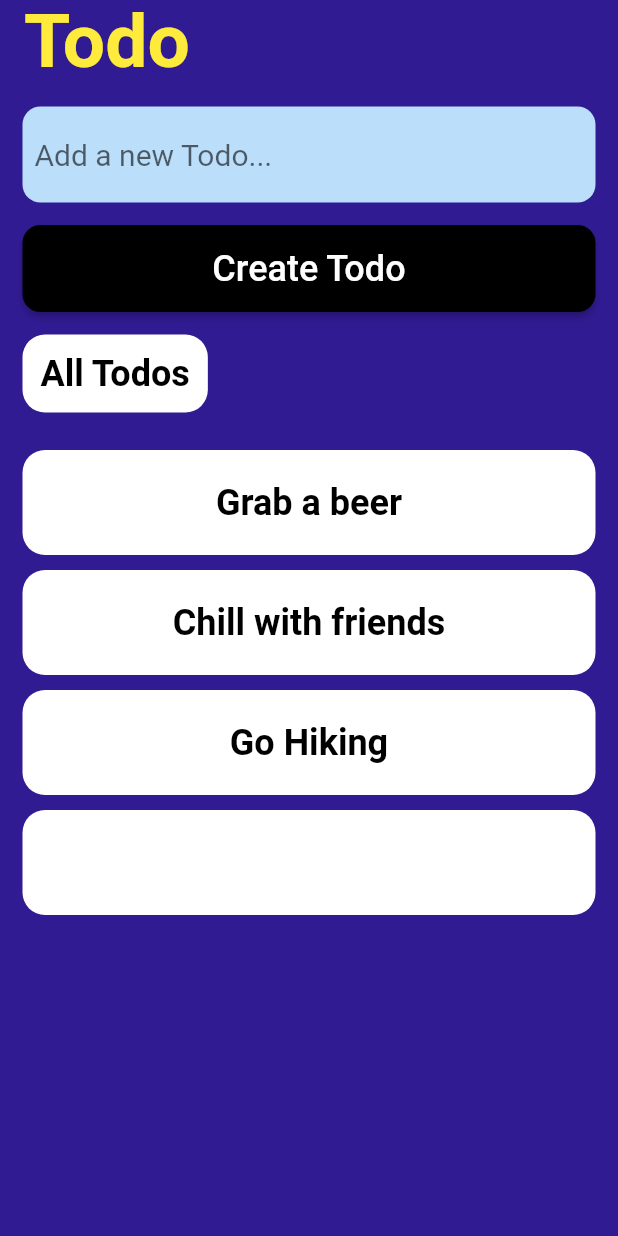
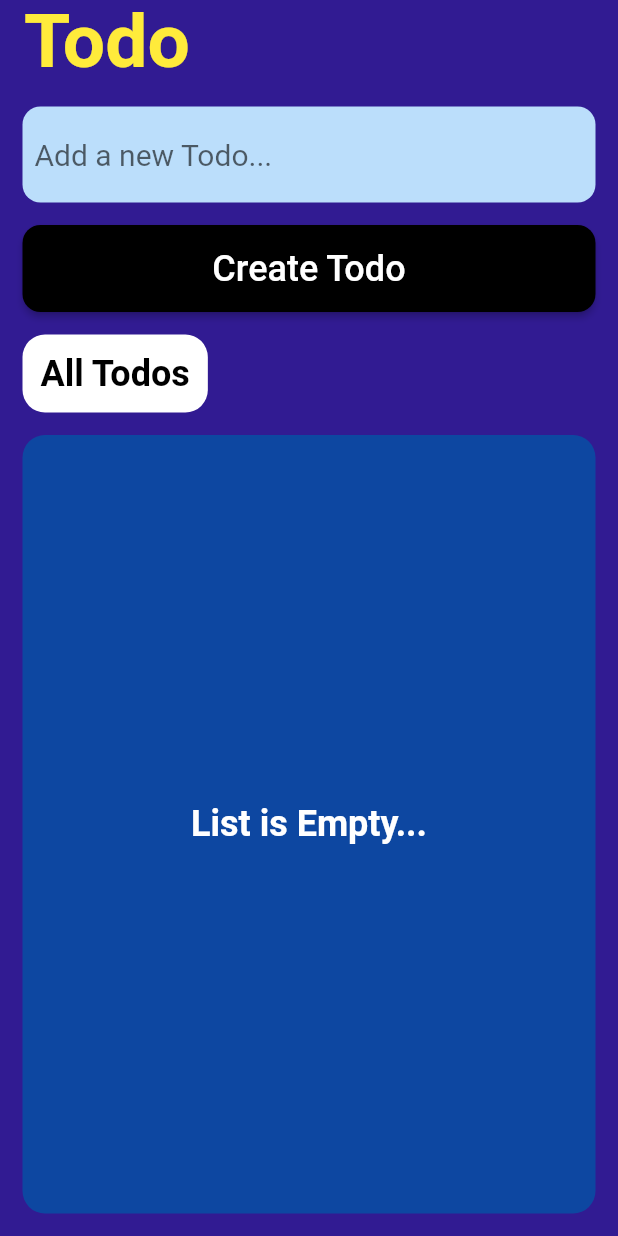
Before and after one commit to uvineet53/todo_tutorial, a Flutter app: the screen it shows after launch, after a tap on "Create Todo", on a phone screen of 412 x 824 dp. Run offline on Flutter 3.47's test engine with Material 2 defaults, Android fonts, the phone set to English and light mode, and no system bars; our stand-ins replace firebase_core; accounts and stored records are empty.

Commit message:
App Setup Complete

```diff
--- a/lib/data/todoData.dart
+++ /dev/null
@@ -1,7 +0,0 @@
-import 'package:flutter/material.dart';
-
-List<String> todo = [
-  "Grab a beer",
-  "Chill with friends",
-  "Go Hiking",
-];
--- a/lib/home.dart
+++ b/lib/home.dart
@@ -1,8 +1,6 @@
 import 'package:flutter/material.dart';
 import 'package:todo_tutorial/widgets/allTodotitle.dart';
 import 'package:todo_tutorial/widgets/emptyList.dart';
-import 'package:todo_tutorial/widgets/todoWidget.dart';
-import 'data/todoData.dart';
 
 class Home extends StatefulWidget {
   @override
@@ -58,10 +56,6 @@ class _HomeState extends State<Home> {
                 color: Colors.black,
                 onPressed: () {
                   print("Todo Created");
-                  setState(() {
-                    todo.add(_todoController.text);
-                    _todoController.clear();
-                  });
                 },
                 child: Text(
                   "Create Todo",
@@ -76,18 +70,7 @@ class _HomeState extends State<Home> {
             SizedBox(
               height: 15,
             ),
-            todo.length == 0
-                ? emptyList()
-                : Expanded(
-                    child: ListView.builder(
-                    itemCount: todo.length,
-                    itemBuilder: (context, index) {
-                      return Dismissible(
-                          key: Key(todo[index]),
-                          onDismissed: (direction) => todo.remove(todo[index]),
-                          child: todoWidget(todo[index]));
-                    },
-                  )),
+            emptyList(),
           ],
         ),
       ),
--- a/lib/widgets/todoWidget.dart
+++ /dev/null
@@ -1,20 +0,0 @@
-import 'package:flutter/material.dart';
-
-Widget todoWidget(String title) {
-  return Container(
-    height: 70,
-    margin: EdgeInsets.only(top: 10),
-    padding: EdgeInsets.all(12),
-    decoration: BoxDecoration(
-      color: Colors.white,
-      borderRadius: BorderRadius.circular(15),
-    ),
-    child: Center(
-      child: Text(
-        title,
-        style: TextStyle(
-            fontSize: 24, fontWeight: FontWeight.bold, color: Colors.black),
-      ),
-    ),
-  );
-}
```
